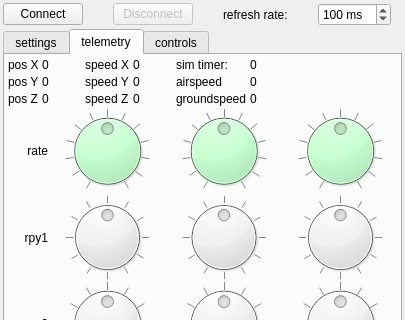
The window that remotecv.ui (hhrhhr/remoteCV) describes before a commit, drawn with Qt 5; both pictures show x 0 to 405 and y 0 to 320 of the 405 by 720 pixel window.
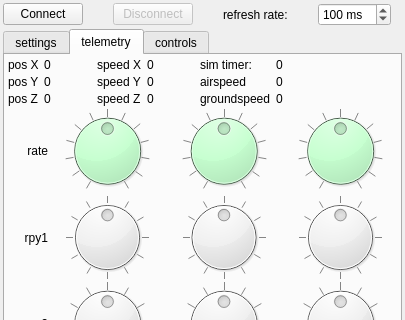
The same window after the commit.

Patch:
```diff
--- a/remotecv.ui
+++ b/remotecv.ui
@@ -310,9 +310,6 @@
          </property>
          <item>
           <layout class="QFormLayout" name="formLayout_4">
-           <property name="horizontalSpacing">
-            <number>3</number>
-           </property>
            <property name="verticalSpacing">
             <number>3</number>
            </property>
@@ -347,7 +344,7 @@
              </property>
              <property name="minimumSize">
               <size>
-               <width>40</width>
+               <width>50</width>
                <height>0</height>
               </size>
              </property>
@@ -366,7 +363,7 @@
              </property>
              <property name="minimumSize">
               <size>
-               <width>40</width>
+               <width>50</width>
                <height>0</height>
               </size>
              </property>
@@ -385,7 +382,7 @@
              </property>
              <property name="minimumSize">
               <size>
-               <width>40</width>
+               <width>50</width>
                <height>0</height>
               </size>
              </property>
@@ -398,9 +395,6 @@
          </item>
          <item>
           <layout class="QFormLayout" name="formLayout_3">
-           <property name="horizontalSpacing">
-            <number>3</number>
-           </property>
            <property name="verticalSpacing">
             <number>3</number>
            </property>
@@ -435,7 +429,7 @@
              </property>
              <property name="minimumSize">
               <size>
-               <width>40</width>
+               <width>50</width>
                <height>0</height>
               </size>
              </property>
@@ -454,7 +448,7 @@
              </property>
              <property name="minimumSize">
               <size>
-               <width>40</width>
+               <width>50</width>
                <height>0</height>
               </size>
              </property>
@@ -473,7 +467,7 @@
              </property>
              <property name="minimumSize">
               <size>
-               <width>40</width>
+               <width>50</width>
                <height>0</height>
               </size>
              </property>
@@ -486,9 +480,6 @@
          </item>
          <item>
           <layout class="QFormLayout" name="formLayout_2">
-           <property name="horizontalSpacing">
-            <number>3</number>
-           </property>
            <property name="verticalSpacing">
             <number>3</number>
            </property>
@@ -509,7 +500,7 @@
              </property>
              <property name="minimumSize">
               <size>
-               <width>40</width>
+               <width>50</width>
                <height>0</height>
               </size>
              </property>
@@ -535,7 +526,7 @@
              </property>
              <property name="minimumSize">
               <size>
-               <width>40</width>
+               <width>50</width>
                <height>0</height>
               </size>
              </property>
@@ -561,7 +552,7 @@
              </property>
              <property name="minimumSize">
               <size>
-               <width>40</width>
+               <width>50</width>
                <height>0</height>
               </size>
              </property>
```
